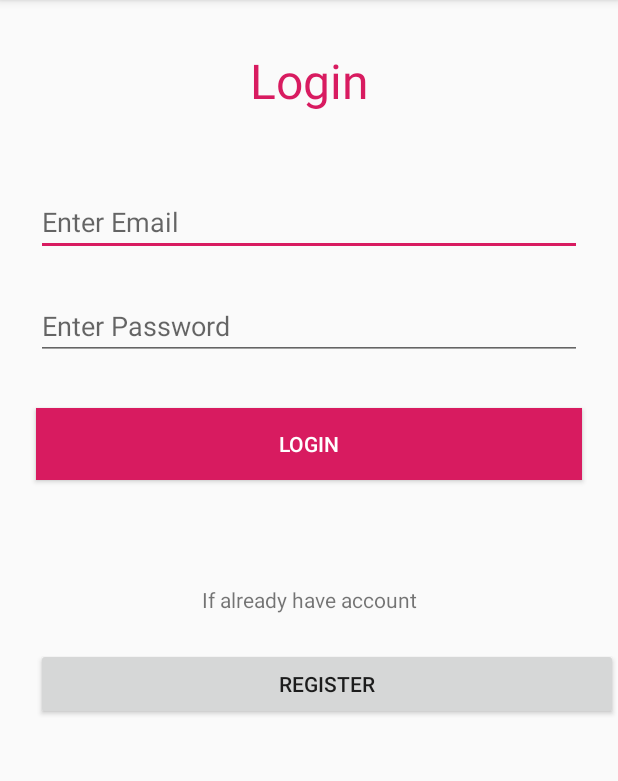
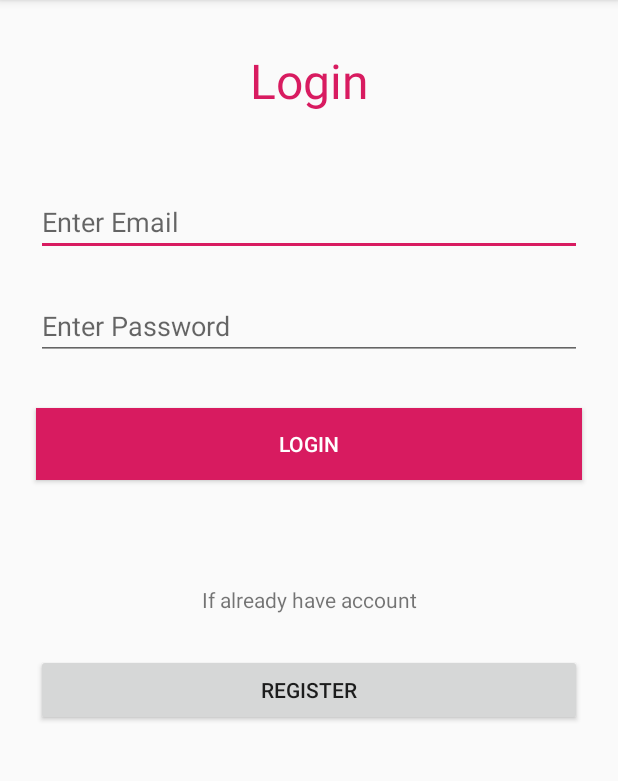
Before and after one commit to vicky110/SalesMaster, an Android app: the screen it shows after launch (LoginActivity), on a phone screen of 412 x 824 dp, the part 84-865 px from its top. Run offline under Robolectric (Android 15) with nearby library versions, the phone set to English and light mode, and no system bars; libraries missing offline, so code that uses them is left out: com.karumi.dexter.

```diff
--- a/app/src/main/res/layout/activity_login.xml
+++ b/app/src/main/res/layout/activity_login.xml
@@ -66,9 +66,8 @@
         android:layout_width="0dp"
         android:layout_height="wrap_content"
         android:layout_marginStart="24dp"
-        android:layout_marginLeft="24dp"
-        android:layout_marginTop="112dp"
-        android:layout_marginRight="24dp"
+        android:layout_marginTop="116dp"
+        android:layout_marginEnd="24dp"
         android:text="Register"
         app:layout_constraintEnd_toEndOf="parent"
         app:layout_constraintHorizontal_bias="0.0"
```
